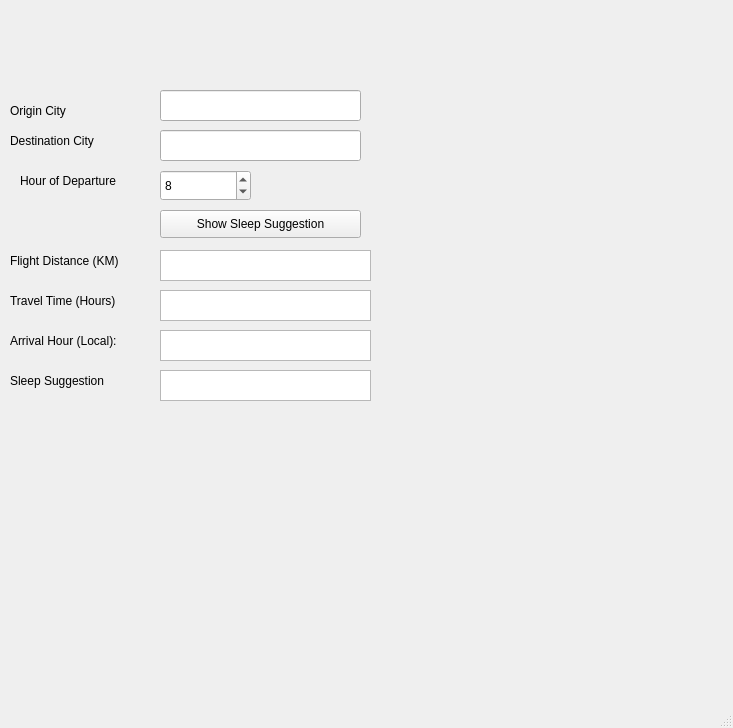
This is jetlag.ui in WSU-4110/Jet-Lag-Helper as Qt 5 draws it before an edit. The edited form follows.
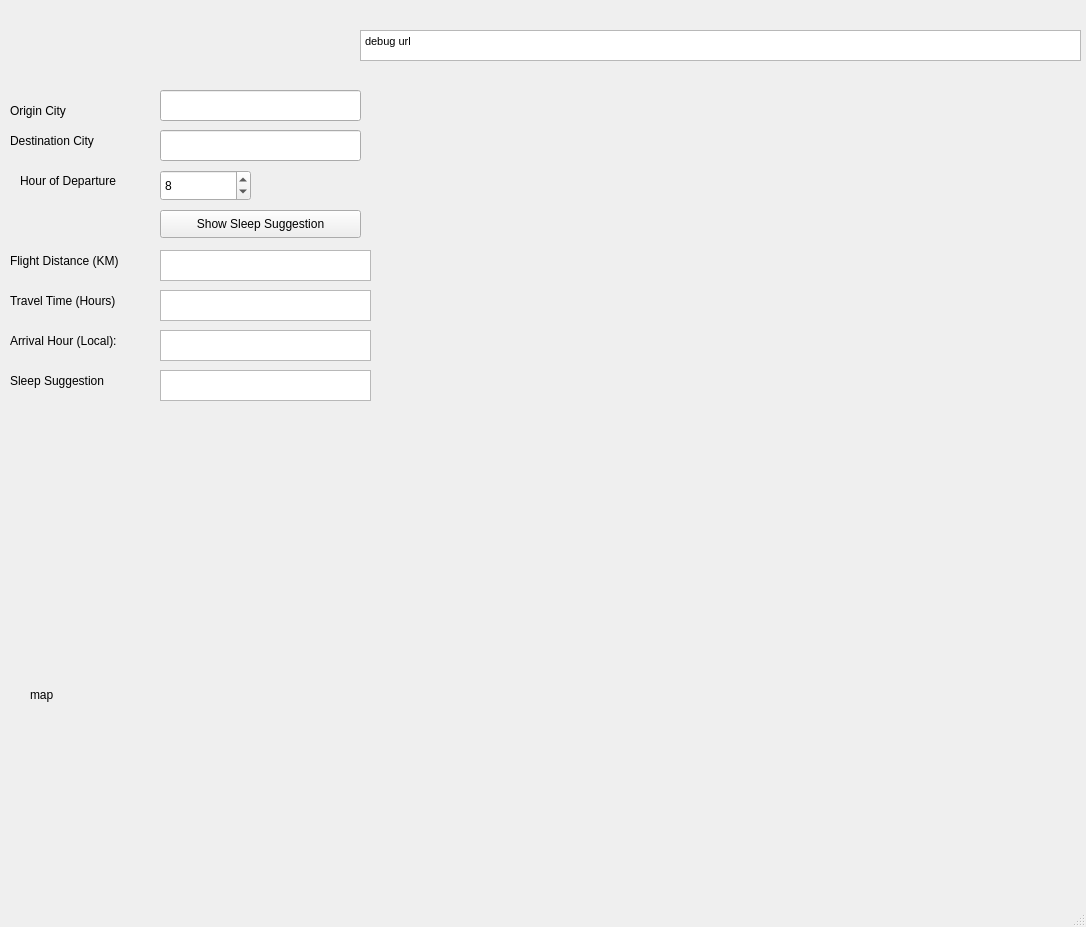
This is the edited form.

Patch:
```diff
--- a/jetlag.ui
+++ b/jetlag.ui
@@ -6,8 +6,8 @@
    <rect>
     <x>0</x>
     <y>0</y>
-    <width>733</width>
-    <height>728</height>
+    <width>1086</width>
+    <height>927</height>
    </rect>
   </property>
   <property name="windowTitle">
@@ -204,6 +204,42 @@
      </rect>
     </property>
    </widget>
+   <widget class="QTextBrowser" name="txtMapURL">
+    <property name="geometry">
+     <rect>
+      <x>360</x>
+      <y>30</y>
+      <width>721</width>
+      <height>31</height>
+     </rect>
+    </property>
+    <property name="html">
+     <string>&lt;!DOCTYPE HTML PUBLIC &quot;-//W3C//DTD HTML 4.0//EN&quot; &quot;http://www.w3.org/TR/REC-html40/strict.dtd&quot;&gt;
+&lt;html&gt;&lt;head&gt;&lt;meta name=&quot;qrichtext&quot; content=&quot;1&quot; /&gt;&lt;style type=&quot;text/css&quot;&gt;
+p, li { white-space: pre-wrap; }
+&lt;/style&gt;&lt;/head&gt;&lt;body style=&quot; font-family:'MS Shell Dlg 2'; font-size:8.25pt; font-weight:400; font-style:normal;&quot;&gt;
+&lt;p style=&quot; margin-top:0px; margin-bottom:0px; margin-left:0px; margin-right:0px; -qt-block-indent:0; text-indent:0px;&quot;&gt;debug url&lt;/p&gt;&lt;/body&gt;&lt;/html&gt;</string>
+    </property>
+   </widget>
+   <widget class="QLabel" name="lblMap">
+    <property name="geometry">
+     <rect>
+      <x>30</x>
+      <y>420</y>
+      <width>550</width>
+      <height>550</height>
+     </rect>
+    </property>
+    <property name="sizePolicy">
+     <sizepolicy hsizetype="Fixed" vsizetype="Fixed">
+      <horstretch>0</horstretch>
+      <verstretch>0</verstretch>
+     </sizepolicy>
+    </property>
+    <property name="text">
+     <string>map</string>
+    </property>
+   </widget>
   </widget>
   <widget class="QMenuBar" name="menubar">
    <property name="geometry">
```
Left out of the diff: 2 changed lines with no effect on the pictures.
